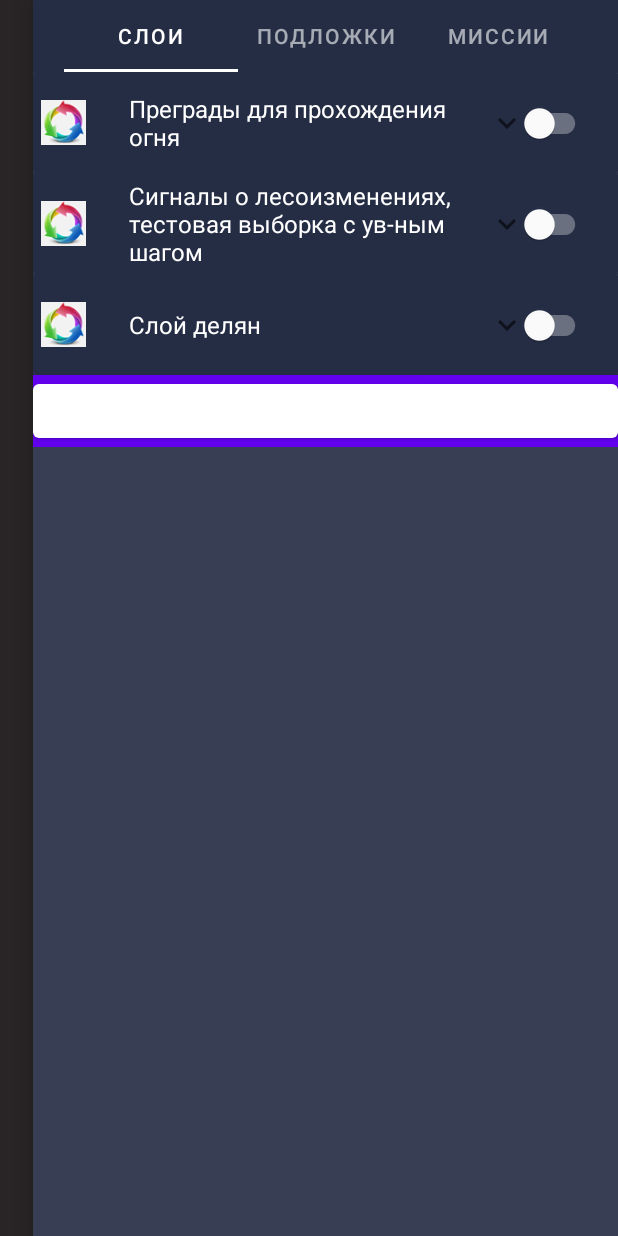
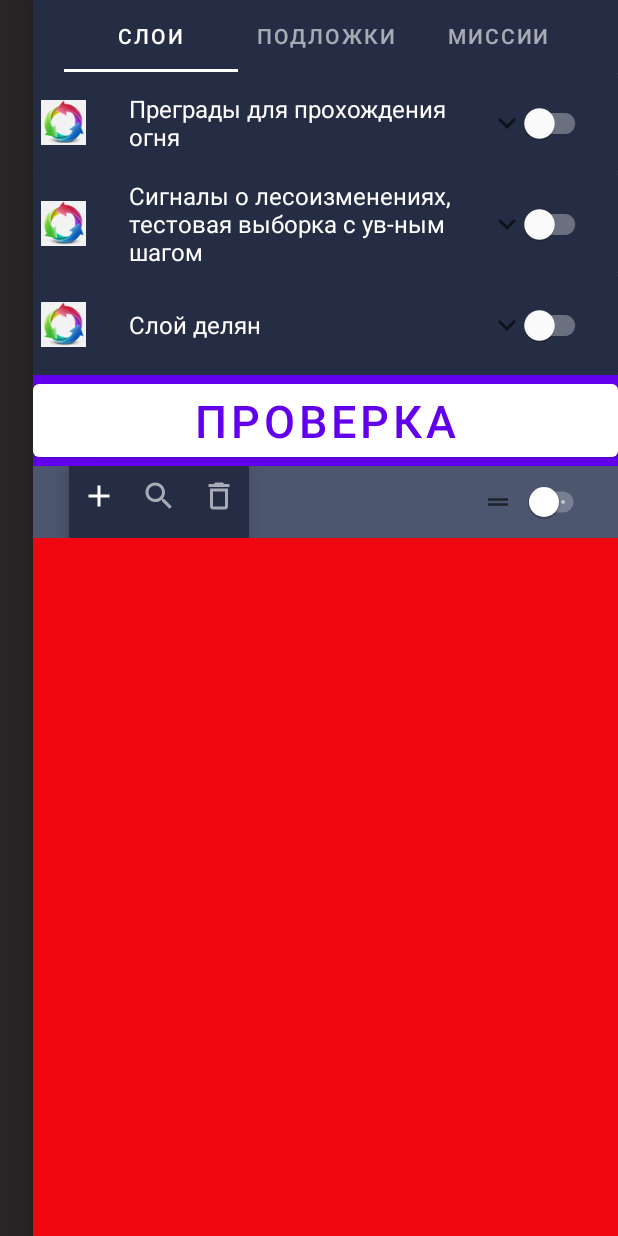
Before and after one commit to Emerald2014/InfoGrace, an Android app: the screen it shows after launch (MainActivityK), with the side drawer open, on a phone screen of 412 x 824 dp. Run offline under Robolectric (Android 15) with nearby library versions, the phone set to English and light mode, and no system bars.

```diff
--- a/app/src/main/java/ru/kudesnik/infograce/LayerFragment.kt
+++ b/app/src/main/java/ru/kudesnik/infograce/LayerFragment.kt
@@ -1,8 +1,8 @@
 package ru.kudesnik.infograce
 
+import android.annotation.SuppressLint
 import android.content.SharedPreferences
 import android.os.Bundle
-import android.util.Log
 import android.view.LayoutInflater
 import android.view.View
 import android.view.ViewGroup
@@ -13,12 +13,15 @@ import androidx.recyclerview.widget.ItemTouchHelper
 import androidx.recyclerview.widget.ItemTouchHelper.Callback.makeMovementFlags
 import androidx.recyclerview.widget.LinearLayoutManager
 import androidx.recyclerview.widget.RecyclerView
+import com.google.android.material.slider.Slider
 import ru.kudesnik.infograce.databinding.FragmentLayerBinding
 
 //Задачи
 /*1. Перетаскивание элементов списка
 2. Сортировка списка по позиции, а не по порядку
-3. Сохранение в SharedPreference позиции, и переменных*/
+3. Сохранение в SharedPreference позиции, и переменных
+4. Разобраться почему фрагменты не полностью подменяют друг друга, и при открытии выезжающей части начинают глючить
+5. Нижнее меню*/
 // TODO: Rename parameter arguments, choose names that match
 // the fragment initialization parameters, e.g. ARG_ITEM_NUMBER
 //private const val LAYER_SETTINGS = "layer_settings"
@@ -47,7 +50,13 @@ open class LayerFragment : Fragment() {
 
         val items: List<Item> = listOf<Item>(
             Item(0, "Слой делян", 2, getCurrentSwitch(0), getCurrentSlider(0)),
-            Item(1, "Сигналы о лесоизменениях, тестовая выборка с ув-ным шагом", 1, getCurrentSwitch(1), getCurrentSlider(1)),
+            Item(
+                1,
+                "Сигналы о лесоизменениях, тестовая выборка с ув-ным шагом",
+                1,
+                getCurrentSwitch(1),
+                getCurrentSlider(1)
+            ),
             Item(2, "Преграды для прохождения огня", 0, getCurrentSwitch(2), getCurrentSlider(2)),
 //            Item(3, "Маска облачности от 02.07.2021", 3),
 //            Item(4, "Маска облачности от 02.07.2021", 4),
@@ -136,17 +145,42 @@ open class LayerFragment : Fragment() {
 //                Toast.makeText(requireContext(), "Нажата кнопка 3", Toast.LENGTH_SHORT).show()
 //            }
             setupSwipeListener(rw)
+//Slider общий
+            var isCheckedInt = 0
+            for (item in items) {
+                if (item.isCheckedSwitch) isCheckedInt++
+            }
+            var isChecked = when (isCheckedInt) {
+                items.size -> 2
+                0 -> 0
+                else -> 1
+            }
 
-testClick.setOnClickListener{
-                Toast.makeText(requireContext(), "Нажата кнопка 3", Toast.LENGTH_SHORT).show()
+           /* sliderAll.value = isChecked.toFloat()
+            sliderAll.addOnSliderTouchListener(object : Slider.OnSliderTouchListener {
+                @SuppressLint("RestrictedApi")
+                override fun onStartTrackingTouch(slider: Slider) {
+                    TODO("Not yet implemented")
+                }
 
-    for (item in items) {
-
-        Log.d("mytag", item.sliderValue.toString())
+                @SuppressLint("RestrictedApi")
+                override fun onStopTrackingTouch(slider: Slider) {
+                    when (slider.value) {
+//                        0 ->  isChecked = false
+//                        2 ->  isChecked = true
                     }
                 }
 
+            })*/
 
+            testClick.setOnClickListener {
+                Toast.makeText(
+                    requireContext(),
+                    "Переключателей включено: $isChecked",
+                    Toast.LENGTH_SHORT
+                ).show()
+
+            }
 
 
             setupClicks()
@@ -217,6 +251,7 @@ testClick.setOnClickListener{
         val itemTouchHelper = ItemTouchHelper(callback)
         itemTouchHelper.attachToRecyclerView(rw)
     }
+
     fun getMovementFlags(
         recyclerView: RecyclerView?,
         viewHolder: RecyclerView.ViewHolder?
--- a/app/src/main/java/ru/kudesnik/infograce/MainActivityK.kt
+++ b/app/src/main/java/ru/kudesnik/infograce/MainActivityK.kt
@@ -31,11 +31,7 @@ class MainActivityK : AppCompatActivity() {
         super.onCreate(savedInstanceState)
         setContentView(R.layout.activity_main)
 
-        val valuesString = listOf<String>(
-            "Android", "iPhone", "WindowsMobile",
-            "Blackberry", "WebOS", "Ubuntu", "Windows7", "Max OS X",
-            "Linux", "OS/2"
-        )
+
 
 //
 //        val recyclerView: RecyclerView = findViewById(R.id.recyclerView)
--- /dev/null
+++ b/app/src/main/res/drawable/ic_baseline_add_24.xml
@@ -0,0 +1,10 @@
+<vector xmlns:android="http://schemas.android.com/apk/res/android"
+    android:width="24dp"
+    android:height="24dp"
+    android:viewportWidth="24"
+    android:viewportHeight="24"
+    android:tint="?attr/colorControlNormal">
+  <path
+      android:fillColor="@android:color/white"
+      android:pathData="M19,13h-6v6h-2v-6H5v-2h6V5h2v6h6v2z"/>
+</vector>
--- /dev/null
+++ b/app/src/main/res/drawable/ic_baseline_delete_outline_24.xml
@@ -0,0 +1,10 @@
+<vector xmlns:android="http://schemas.android.com/apk/res/android"
+    android:width="24dp"
+    android:height="24dp"
+    android:viewportWidth="24"
+    android:viewportHeight="24"
+    android:tint="?attr/colorControlNormal">
+  <path
+      android:fillColor="@android:color/white"
+      android:pathData="M6,19c0,1.1 0.9,2 2,2h8c1.1,0 2,-0.9 2,-2L18,7L6,7v12zM8,9h8v10L8,19L8,9zM15.5,4l-1,-1h-5l-1,1L5,4v2h14L19,4z"/>
+</vector>
--- /dev/null
+++ b/app/src/main/res/drawable/ic_baseline_drag_handle_24.xml
@@ -0,0 +1,10 @@
+<vector xmlns:android="http://schemas.android.com/apk/res/android"
+    android:width="24dp"
+    android:height="24dp"
+    android:viewportWidth="24"
+    android:viewportHeight="24"
+    android:tint="?attr/colorControlNormal">
+  <path
+      android:fillColor="@android:color/white"
+      android:pathData="M20,9H4v2h16V9zM4,15h16v-2H4V15z"/>
+</vector>
--- /dev/null
+++ b/app/src/main/res/drawable/ic_baseline_search_24.xml
@@ -0,0 +1,10 @@
+<vector xmlns:android="http://schemas.android.com/apk/res/android"
+    android:width="24dp"
+    android:height="24dp"
+    android:viewportWidth="24"
+    android:viewportHeight="24"
+    android:tint="?attr/colorControlNormal">
+  <path
+      android:fillColor="@android:color/white"
+      android:pathData="M15.5,14h-0.79l-0.28,-0.27C15.41,12.59 16,11.11 16,9.5 16,5.91 13.09,3 9.5,3S3,5.91 3,9.5 5.91,16 9.5,16c1.61,0 3.09,-0.59 4.23,-1.57l0.27,0.28v0.79l5,4.99L20.49,19l-4.99,-5zM9.5,14C7.01,14 5,11.99 5,9.5S7.01,5 9.5,5 14,7.01 14,9.5 11.99,14 9.5,14z"/>
+</vector>
--- /dev/null
+++ b/app/src/main/res/drawable/side_menu_l.xml
@@ -0,0 +1,24 @@
+<?xml version="1.0" encoding="utf-8"?>
+<vector
+    xmlns:android="http://schemas.android.com/apk/res/android"
+    xmlns:aapt="http://schemas.android.com/aapt"
+    android:width="390dp"
+    android:height="48dp"
+    android:viewportWidth="390"
+    android:viewportHeight="48"
+    >
+
+    <group>
+
+        <clip-path
+            android:pathData="M0 0H390V48H0V0Z"
+            />
+
+        <path
+            android:pathData="M0 0V48H390V0"
+            android:fillColor="#4D566F"
+            />
+
+    </group>
+
+</vector>
--- a/app/src/main/res/layout/activity_main.xml
+++ b/app/src/main/res/layout/activity_main.xml
@@ -39,7 +39,7 @@
         android:layout_width="390dp"
         android:layout_height="match_parent"
         android:layout_gravity="end"
-        android:background="#383F55"
+        android:background="#EF070F"
 
         />
 
--- a/app/src/main/res/layout/fragment_background.xml
+++ b/app/src/main/res/layout/fragment_background.xml
@@ -2,7 +2,7 @@
 <FrameLayout xmlns:android="http://schemas.android.com/apk/res/android"
     xmlns:tools="http://schemas.android.com/tools"
     android:layout_width="match_parent"
-    android:layout_height="match_parent"
+    android:layout_height="wrap_content"
     android:background="@color/teal_700"
     tools:context=".BackgroundFragment">
 
--- a/app/src/main/res/layout/fragment_layer.xml
+++ b/app/src/main/res/layout/fragment_layer.xml
@@ -5,7 +5,7 @@
     xmlns:tools="http://schemas.android.com/tools"
     android:id="@+id/layerFragmentRoot"
     android:layout_width="match_parent"
-    android:layout_height="wrap_content"
+    android:layout_height="match_parent"
     android:background="@color/purple_500"
     tools:context=".LayerFragment">
 
@@ -18,10 +18,16 @@
         app:layout_constraintTop_toTopOf="parent" />
 
     <Button
+        android:id="@+id/testClick"
         android:layout_width="match_parent"
         android:layout_height="wrap_content"
-        android:id="@+id/testClick"
-        app:layout_constraintTop_toBottomOf="@id/recyclerView"/>
+        android:text="Проверка"
+        android:textColor="@color/purple_500"
+        android:textSize="30sp"
+        app:layout_constraintBottom_toTopOf="@id/side_menu_l"
+        app:layout_constraintTop_toBottomOf="@id/recyclerView" />
+
+
 
 
     <!--    <include-->
--- a/app/src/main/res/layout/header_navigation_drawer.xml
+++ b/app/src/main/res/layout/header_navigation_drawer.xml
@@ -1,24 +1,28 @@
 <?xml version="1.0" encoding="utf-8"?>
-<LinearLayout xmlns:android="http://schemas.android.com/apk/res/android"
+<androidx.constraintlayout.widget.ConstraintLayout xmlns:android="http://schemas.android.com/apk/res/android"
+    xmlns:app="http://schemas.android.com/apk/res-auto"
     android:layout_width="match_parent"
-    xmlns:app="http://schemas.android.com/apk/res-auto"
+    android:layout_height="match_parent"
+    xmlns:tools="http://schemas.android.com/tools"
     android:background="@color/app_background"
-    android:orientation="vertical"
 
-    android:layout_height="match_parent">
+    android:orientation="vertical">
 
     <com.google.android.material.tabs.TabLayout
+        android:id="@+id/tabLayout"
+        app:layout_constraintTop_toTopOf="parent"
+        app:layout_constraintStart_toStartOf="parent"
+        app:layout_constraintEnd_toEndOf="parent"
         android:layout_width="match_parent"
         android:layout_height="wrap_content"
-        android:id="@+id/tabLayout"
         app:tabGravity="start"
         app:tabIndicatorColor="@color/white"
         app:tabMode="auto">
 
         <com.google.android.material.tabs.TabItem
+            android:id="@+id/tabLayer"
             android:layout_width="wrap_content"
             android:layout_height="wrap_content"
-            android:id="@+id/tabLayer"
 
             android:text="Слои" />
 
@@ -34,10 +38,67 @@
     </com.google.android.material.tabs.TabLayout>
 
     <fragment
+        android:id="@+id/containerDrawer"
+        app:layout_constraintTop_toBottomOf="@id/tabLayout"
+        app:layout_constraintStart_toStartOf="parent"
+        app:layout_constraintEnd_toEndOf="parent"
+        app:layout_constraintBottom_toTopOf="@id/side_menu_l"
+        android:name="ru.kudesnik.infograce.LayerFragment"
         android:layout_width="match_parent"
         android:layout_height="match_parent"
-        android:orientation="vertical"
-        android:name="ru.kudesnik.infograce.LayerFragment"
-        android:id="@+id/containerDrawer"/>
+        android:orientation="vertical" />
 
-</LinearLayout>
+    <androidx.constraintlayout.widget.ConstraintLayout
+        android:id="@+id/side_menu_l"
+        android:layout_width="match_parent"
+        android:layout_height="48dp"
+        android:layout_alignParentStart="true"
+        android:layout_alignParentEnd="true"
+        android:layout_alignParentBottom="true"
+        android:background="@drawable/side_menu_l"
+        android:layout_gravity="bottom"
+        app:layout_constraintBottom_toBottomOf="parent"
+        app:layout_constraintEnd_toEndOf="parent"
+        app:layout_constraintStart_toStartOf="parent">
+
+        <com.google.android.material.bottomnavigation.BottomNavigationView
+            android:layout_width="match_parent"
+            android:layout_height="match_parent"
+            android:layout_alignParentStart="true"
+            android:layout_alignParentTop="true"
+            android:layout_alignParentBottom="true"
+            android:layout_marginStart="24dp"
+            android:layout_marginEnd="246dp"
+            app:layout_constraintBottom_toBottomOf="parent"
+            app:layout_constraintStart_toStartOf="parent"
+            app:layout_constraintTop_toTopOf="parent"
+            app:menu="@menu/menu_bottom"
+            tools:menu="@menu/menu_bottom" />
+
+        <ImageView
+            android:layout_width="24dp"
+            android:layout_height="20dp"
+            android:layout_marginEnd="68dp"
+            android:src="@drawable/ic_baseline_drag_handle_24"
+            app:layout_constraintBottom_toBottomOf="parent"
+            app:layout_constraintTop_toTopOf="parent"
+            app:layout_constraintEnd_toEndOf="parent" />
+
+        <com.google.android.material.slider.Slider
+            android:id="@+id/sliderAll"
+            android:layout_width="54dp"
+            android:layout_height="wrap_content"
+            android:layout_alignParentEnd="true"
+            android:layout_marginEnd="16dp"
+            android:stepSize="1"
+            android:valueFrom="0.0"
+            android:valueTo="2.0"
+            app:labelBehavior="gone"
+            app:layout_constraintBottom_toBottomOf="parent"
+            app:layout_constraintEnd_toEndOf="parent"
+            app:thumbRadius="10dp"
+            app:trackHeight="14dp" />
+
+    </androidx.constraintlayout.widget.ConstraintLayout>
+
+</androidx.constraintlayout.widget.ConstraintLayout>
--- a/app/src/main/res/layout/item_layer.xml
+++ b/app/src/main/res/layout/item_layer.xml
@@ -165,7 +165,7 @@
 
                 <com.google.android.material.slider.Slider
                     android:id="@+id/slider"
-                    android:layout_width="match_parent"
+                    android:layout_width="34dp"
                     android:layout_height="wrap_content"
                     android:layout_marginStart="38dp"
                     android:layout_marginTop="10dp"
--- /dev/null
+++ b/app/src/main/res/menu/menu_bottom.xml
@@ -0,0 +1,17 @@
+<?xml version="1.0" encoding="utf-8"?>
+<menu xmlns:android="http://schemas.android.com/apk/res/android"
+    xmlns:app="http://schemas.android.com/apk/res-auto">
+    <item
+        android:id="@+id/menu_add"
+        android:icon="@drawable/ic_baseline_add_24"
+
+        app:showAsAction="collapseActionView" />
+    <item
+        android:id="@+id/menu_search"
+        android:icon="@drawable/ic_baseline_search_24"
+        app:showAsAction="collapseActionView" />
+    <item
+        android:id="@+id/menu_delete"
+        android:icon="@drawable/ic_baseline_delete_outline_24"
+        app:showAsAction="collapseActionView" />
+</menu>
```
Lines whose indentation alone changed are shown as unchanged.
